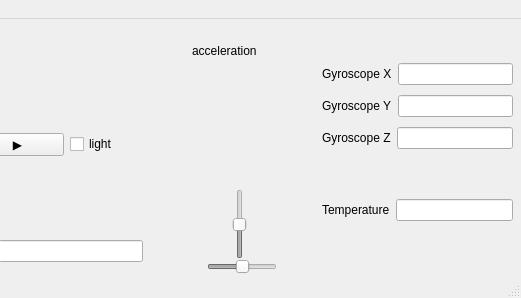
Old version of the form Software/Software_HQ/Garfield_Control/Garfield_control.ui in the repository bapoth/Garfield; both pictures show x 238 to 759 and y 0 to 298 of the 759 by 298 pixel window.
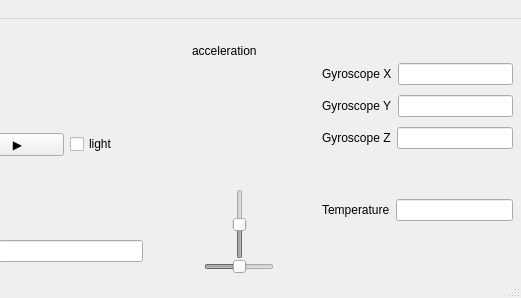
New version of the form. Icons and pictures are not drawn.

Commit message: Changed Speed value from 0 - 100 to 0 - 255

```diff
--- a/Software/Software_HQ/Garfield_Control/Garfield_control.ui
+++ b/Software/Software_HQ/Garfield_Control/Garfield_control.ui
@@ -14,31 +14,6 @@
    <string>Garfield Control</string>
   </property>
   <widget class="QWidget" name="centralwidget">
-   <widget class="QSlider" name="DebugSlider_Dir">
-    <property name="enabled">
-     <bool>false</bool>
-    </property>
-    <property name="geometry">
-     <rect>
-      <x>445</x>
-      <y>240</y>
-      <width>70</width>
-      <height>16</height>
-     </rect>
-    </property>
-    <property name="minimum">
-     <number>-90</number>
-    </property>
-    <property name="maximum">
-     <number>90</number>
-    </property>
-    <property name="value">
-     <number>0</number>
-    </property>
-    <property name="orientation">
-     <enum>Qt::Horizontal</enum>
-    </property>
-   </widget>
    <widget class="QSlider" name="DebugSlider_speed">
     <property name="enabled">
      <bool>false</bool>
@@ -332,6 +307,31 @@
      </item>
     </layout>
    </widget>
+   <widget class="QSlider" name="horizontalSlider">
+    <property name="enabled">
+     <bool>false</bool>
+    </property>
+    <property name="geometry">
+     <rect>
+      <x>442</x>
+      <y>240</y>
+      <width>70</width>
+      <height>16</height>
+     </rect>
+    </property>
+    <property name="minimum">
+     <number>-90</number>
+    </property>
+    <property name="maximum">
+     <number>90</number>
+    </property>
+    <property name="value">
+     <number>0</number>
+    </property>
+    <property name="orientation">
+     <enum>Qt::Horizontal</enum>
+    </property>
+   </widget>
   </widget>
   <widget class="QMenuBar" name="menubar">
    <property name="geometry">
```
Left out of the diff: 7 changed lines with no effect on the pictures. The commit also changes 2 other files.
